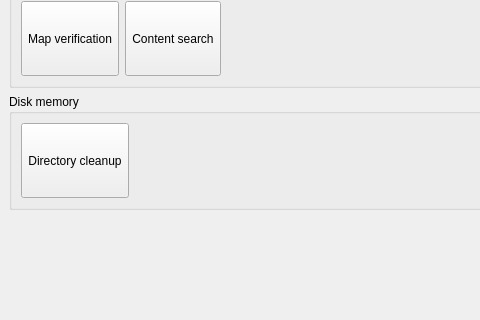
Before: the Qt Designer form OTModules/OTGeneric/wstart.ui in pietr26/OMSI-Tools, drawn with Qt 5; both pictures show x 0 to 480 and y 238 to 558 of the 1368 by 820 pixel window.
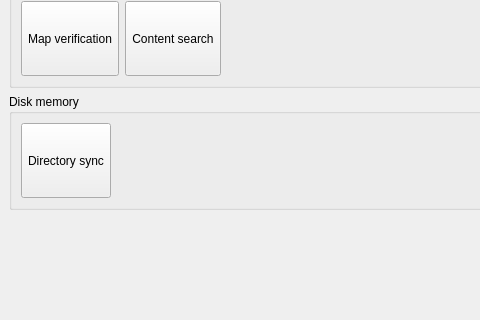
After: the same form once the commit is applied. Icons and pictures are not drawn.

Commit message: wCleanup: Restore from reference

```diff
--- a/OTModules/OTGeneric/wstart.ui
+++ b/OTModules/OTGeneric/wstart.ui
@@ -347,7 +347,7 @@
           <bool>false</bool>
          </property>
          <property name="text">
-          <string>Directory cleanup</string>
+          <string>Directory sync</string>
          </property>
          <property name="icon">
           <iconset resource="../../ressources.qrc">
```
The commit also changes 7 other files.
